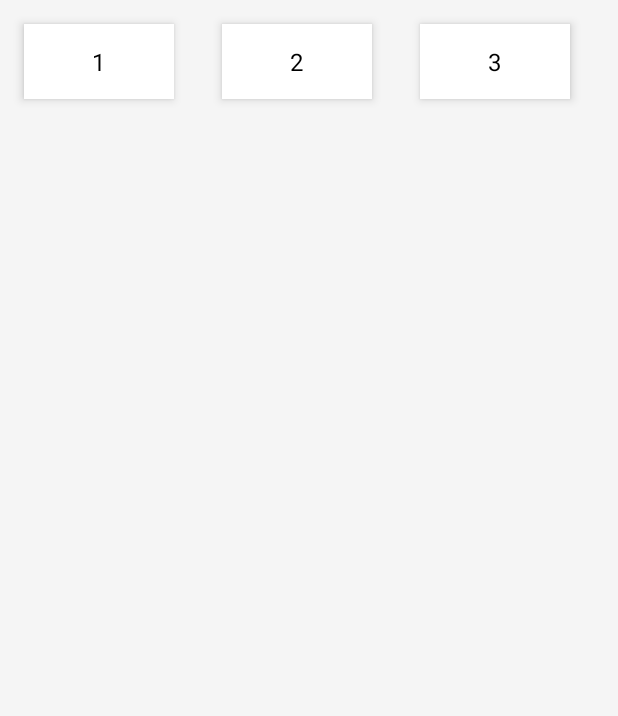
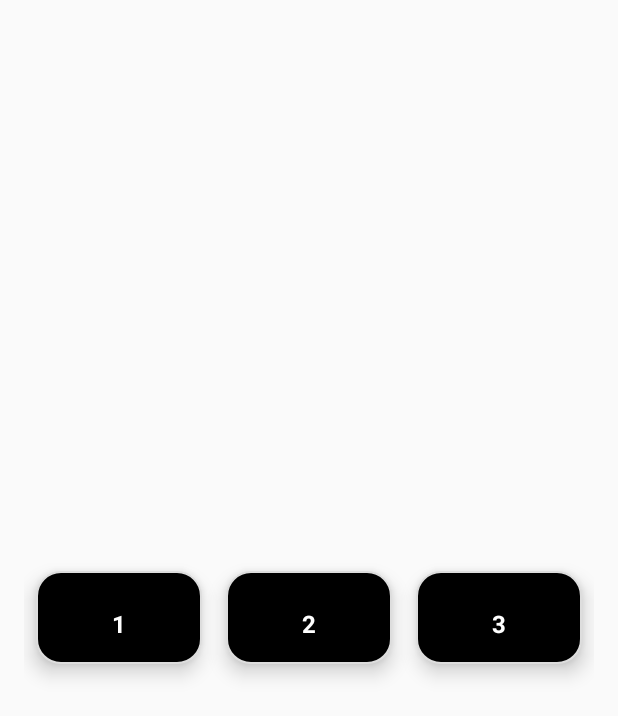
Before and after one commit to Enriiqueee/Pokemon, an Android app: the screen it shows after launch (PokemonActivity), on a phone screen of 412 x 824 dp. Shown: the top 716 px of the screen. Run offline under Robolectric (Android 15) with nearby library versions, the phone set to English and light mode, and no system bars.

Commit message:
-Mejora de vista

```diff
--- /dev/null
+++ b/app/src/main/res/drawable/pokemon_card_background.xml
@@ -0,0 +1,6 @@
+<?xml version="1.0" encoding="utf-8"?>
+<shape xmlns:android="http://schemas.android.com/apk/res/android">
+    <solid android:color="#000000" />
+    <corners android:radius="16dp" />
+    <stroke android:width="1dp" android:color="#DDDDDD" />
+</shape>
--- a/app/src/main/res/layout/fragment_pokemon.xml
+++ b/app/src/main/res/layout/fragment_pokemon.xml
@@ -1,75 +1,86 @@
 <?xml version="1.0" encoding="utf-8"?>
-<LinearLayout xmlns:android="http://schemas.android.com/apk/res/android"
-    xmlns:tools="http://schemas.android.com/tools"
-    android:id="@+id/main"
+<LinearLayout
+    xmlns:android="http://schemas.android.com/apk/res/android"
     android:layout_width="match_parent"
     android:layout_height="match_parent"
     android:orientation="horizontal"
-    android:background="#F5F5F5"
-    tools:context=".feature.presentation.PokemonActivity">
+    android:background="#FAFAFA"
+    android:padding="16dp"
+    android:gravity="center">
 
     <LinearLayout
         android:id="@+id/pokemon_1"
-        android:layout_margin="16dp"
-        android:layout_width="100dp"
-        android:layout_height="50dp"
-        android:orientation="horizontal"
-        android:background="#FFFFFF"
-        android:padding="12dp"
+        android:layout_margin="8dp"
+        android:layout_width="0dp"
+        android:layout_height="wrap_content"
+        android:orientation="vertical"
+        android:background="@drawable/pokemon_card_background"
+        android:padding="16dp"
         android:gravity="center"
-        android:elevation="4dp">
+        android:elevation="8dp"
+        android:layout_weight="1">
+
+
 
         <TextView
             android:id="@+id/pokemon_id_1"
+            android:text="1"
             android:layout_width="wrap_content"
             android:layout_height="wrap_content"
-            android:textColor="#000000"
+            android:textColor="#FFFFFF"
             android:textSize="16sp"
-            />
-
-
+            android:textStyle="bold"
+            android:layout_gravity="center"
+            android:paddingTop="8dp" />
     </LinearLayout>
 
     <LinearLayout
         android:id="@+id/pokemon_2"
-        android:layout_margin="16dp"
-        android:layout_width="100dp"
-        android:layout_height="50dp"
-        android:orientation="horizontal"
-        android:background="#FFFFFF"
-        android:padding="12dp"
+        android:layout_margin="8dp"
+        android:layout_width="0dp"
+        android:layout_height="wrap_content"
+        android:orientation="vertical"
+        android:background="@drawable/pokemon_card_background"
+        android:padding="16dp"
         android:gravity="center"
-        android:elevation="4dp">
+        android:elevation="8dp"
+        android:layout_weight="1">
+
 
         <TextView
             android:id="@+id/pokemon_id_2"
+            android:text="2"
             android:layout_width="wrap_content"
             android:layout_height="wrap_content"
-            android:textColor="#000000"
+            android:textColor="#FFFFFF"
             android:textSize="16sp"
-            />
-
-
+            android:textStyle="bold"
+            android:layout_gravity="center"
+            android:paddingTop="8dp" />
     </LinearLayout>
 
     <LinearLayout
         android:id="@+id/pokemon_3"
-        android:layout_margin="16dp"
-        android:layout_width="100dp"
-        android:layout_height="50dp"
-        android:orientation="horizontal"
-        android:background="#FFFFFF"
-        android:padding="12dp"
+        android:layout_margin="8dp"
+        android:layout_width="0dp"
+        android:layout_height="wrap_content"
+        android:orientation="vertical"
+        android:background="@drawable/pokemon_card_background"
+        android:padding="16dp"
         android:gravity="center"
-        android:elevation="4dp">
+        android:elevation="8dp"
+        android:layout_weight="1">
 
         <TextView
             android:id="@+id/pokemon_id_3"
+            android:text="3"
             android:layout_width="wrap_content"
             android:layout_height="wrap_content"
-            android:textColor="#000000"
+            android:textColor="#FFFFFF"
             android:textSize="16sp"
-            />
+            android:textStyle="bold"
+            android:layout_gravity="center"
+            android:paddingTop="8dp" />
+    </LinearLayout>
 
-    </LinearLayout>
 </LinearLayout>
--- a/app/src/main/res/layout/fragment_pokemon_detail.xml
+++ b/app/src/main/res/layout/fragment_pokemon_detail.xml
@@ -10,8 +10,8 @@
 
     <ImageView
         android:id="@+id/pokemonImageView"
-        android:layout_width="118dp"
-        android:layout_height="100dp"
+        android:layout_width="140dp"
+        android:layout_height="120dp"
         tools:src="@tools:sample/avatars"
         android:layout_marginTop="16dp" />
 
@@ -22,7 +22,8 @@
         android:layout_marginTop="16dp"
         android:layout_toRightOf="@id/pokemonImageView"
         android:text="@string/pokemon_name"
-        android:textColor="#000000"
+        android:textColor="#FFFFFF"
+        android:background="@drawable/pokemon_card_background"
         android:textSize="20sp" />
 
     <TextView
@@ -33,7 +34,8 @@
         android:layout_toRightOf="@id/pokemonImageView"
         android:layout_below="@id/pokemonNameTextView"
         android:text="@string/pokemon_type"
-        android:textColor="#000000"
+        android:textColor="#FFFFFF"
+        android:background="@drawable/pokemon_card_background"
         android:textSize="20sp" />
 
     <TextView
@@ -44,7 +46,8 @@
         android:layout_toRightOf="@id/pokemonImageView"
         android:layout_below="@id/pokemonType"
         android:text="@string/pokemon_hp"
-        android:textColor="#000000"
+        android:textColor="#FFFFFF"
+        android:background="@drawable/pokemon_card_background"
         android:textSize="20sp" />
 
 
--- a/app/src/main/res/values/strings.xml
+++ b/app/src/main/res/values/strings.xml
@@ -2,7 +2,7 @@
     <string name="app_name">Pokemon</string>
     <string name="name_file_xml">pokemon</string>
 
-
+    <string name="pokemon_id">ID:</string>
     <string name="pokemon_name">Nombre del Pokémon</string>
     <string name="pokemon_type">Tipo:</string>
     <string name="pokemon_hp">HP: </string>
```
